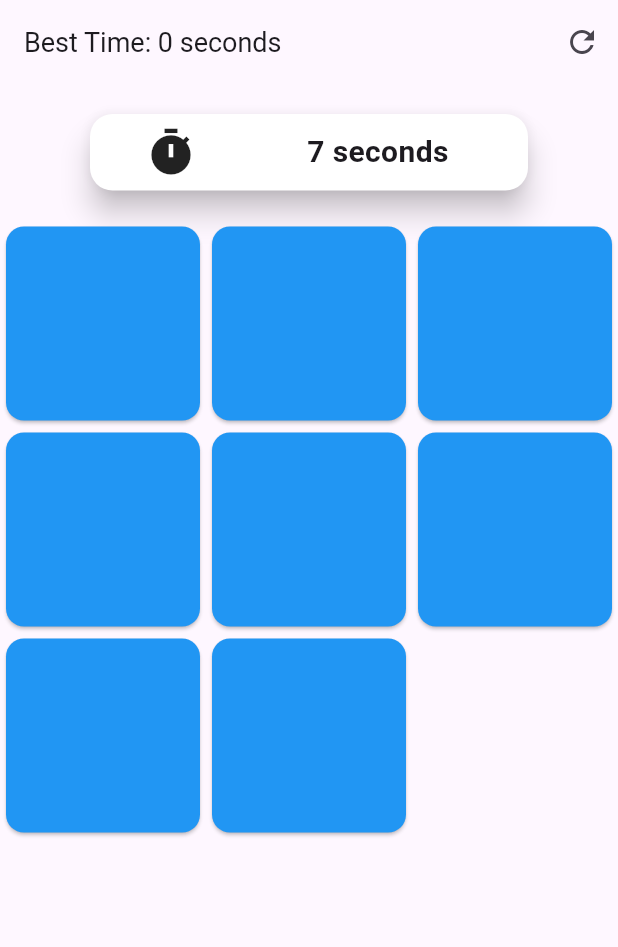
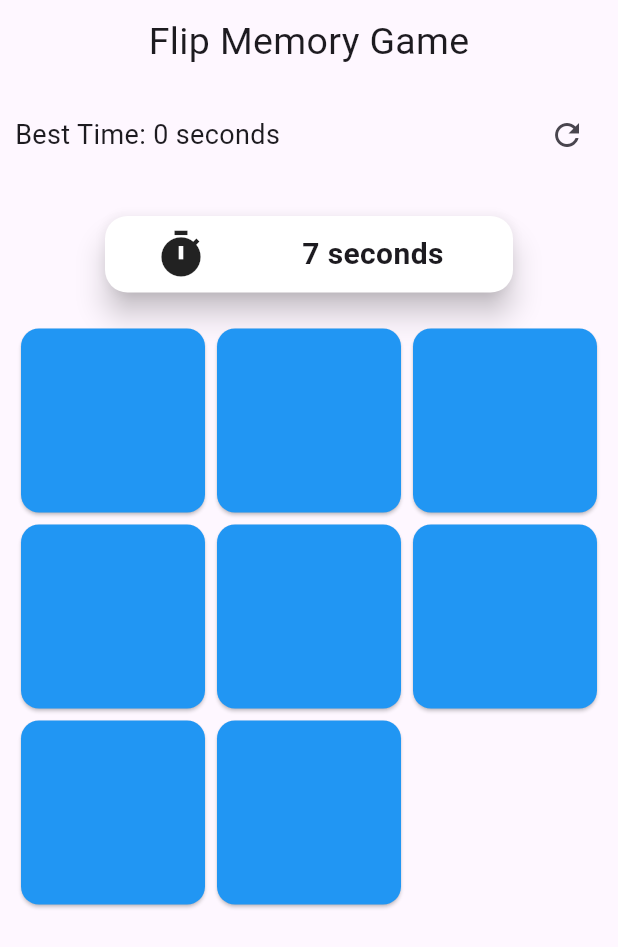
Before and after one commit to anannyapm/card_game, a Flutter app: the screen it shows after launch, on a phone screen of 412 x 824 dp. Shown: the top 947 px of the screen. Run offline on Flutter 3.47's test engine with Material 2 defaults, Android fonts, the phone set to English and light mode, and no system bars; our stand-ins replace get, shared_preferences.

Commit message:
Completed the implementation

```diff
--- a/lib/controller/game_controller.dart
+++ b/lib/controller/game_controller.dart
@@ -1,5 +1,3 @@
-
-
 import 'dart:async';
 import 'dart:developer';
 import 'package:flutter/material.dart';
--- a/lib/view/pages/game_screen.dart
+++ b/lib/view/pages/game_screen.dart
@@ -11,29 +11,40 @@ class GameScreen extends StatelessWidget {
   Widget build(BuildContext context) {
     GameController gameController = GameController.gameControllerInstance;
     return Scaffold(
-      appBar: AppBar(
-        title: Obx(() => Text(
+      body: SafeArea(
+        child: Padding(
+          padding: const EdgeInsets.all(10.0),
+          child: Column(
+            children: [
+              const Center(
+                child: Text(
+                  "Flip Memory Game",
+                  style: TextStyle(fontSize: 25),
+                ),
+              ),
+              const SizedBox(
+                height: 20,
+              ),
+              Row(
+                mainAxisAlignment: MainAxisAlignment.spaceBetween,
+                children: [
+                  Obx(() => Text(
                         'Best Time: ${gameController.bestTime.value} seconds',
                         style: const TextStyle(fontSize: 18),
                       )),
-        actions: [
-          // Obx(() => IconButton(
-          //       onPressed: () => gameController.isTimerActive
-          //           ? gameController.stopTimer()
-          //           : gameController.startTimer(),
-          //       icon: gameController.isTimerActive
-          //           ? const Icon(Icons.pause)
-          //           : const Icon(Icons.play_arrow),
-          //     )),
                   IconButton(
                     onPressed: () => gameController.resetGame(),
                     icon: const Icon(Icons.refresh),
                   ),
                 ],
               ),
-      body: const SafeArea(
-        child: Column(
-          children: [TimerWidget(), Expanded(child: GameGrid())],
+              const SizedBox(
+                height: 10,
+              ),
+              const TimerWidget(),
+              const Expanded(child: GameGrid())
+            ],
+          ),
         ),
       ),
     );
--- a/lib/view/widgets/game_grid.dart
+++ b/lib/view/widgets/game_grid.dart
@@ -30,7 +30,10 @@ class GameGrid extends StatelessWidget {
                       : Colors.blue,
                   child: Center(
                     child: gameController.isFlipped[index]
-                        ? Text(gameController.shuffleCards[index].toString())
+                        ? Text(
+                            gameController.shuffleCards[index].toString(),
+                            style: const TextStyle(fontSize: 18),
+                          )
                         : Container(),
                   ),
                 )),
--- a/lib/view/widgets/timer_widget.dart
+++ b/lib/view/widgets/timer_widget.dart
@@ -30,7 +30,6 @@ class TimerWidget extends StatelessWidget {
               child: Icon(
                 Icons.timer,
                 size: 35,
-
               ),
             ),
             Expanded(
@@ -38,7 +37,6 @@ class TimerWidget extends StatelessWidget {
               child: Obx(() => Text(
                     textAlign: TextAlign.center,
                     "${gameController.seconds} seconds",
-
                     style: const TextStyle(
                         fontSize: 20.0, fontWeight: FontWeight.bold),
                   )),
```
Also changed, not shown: lib/view/widgets/card_widget.dart (deleted, +0 -35 lines), 1 other file. Lines whose indentation alone changed are shown as unchanged.
